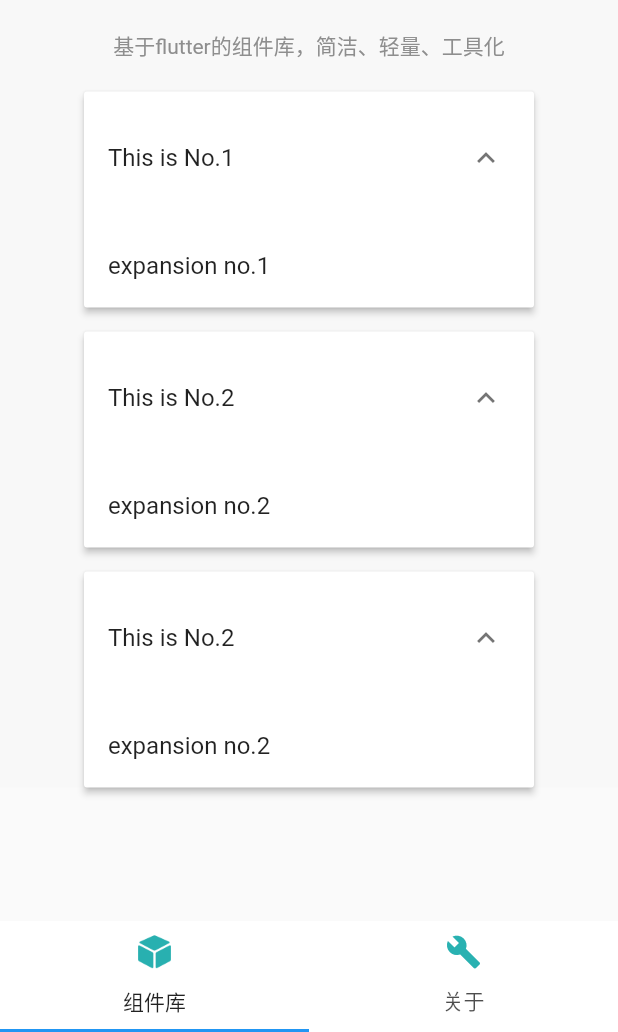
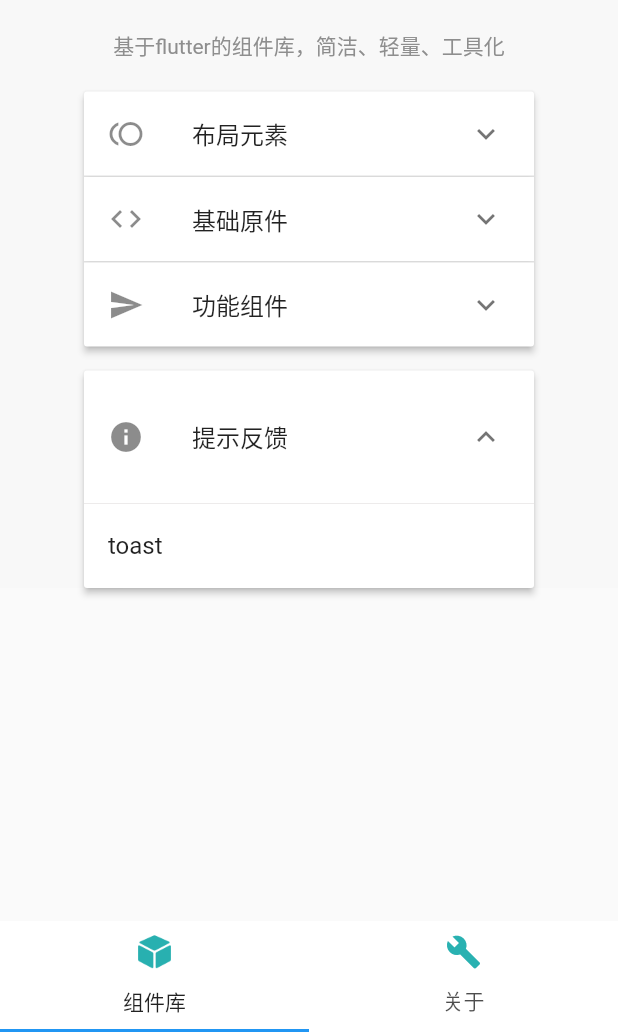
Before and after one commit to zhoushaw/minui, a Flutter app: the screen it shows after launch, on a phone screen of 412 x 824 dp, the part 204-1236 px from its top. Run offline on Flutter 3.47's test engine with Material 2 defaults, Android fonts, the phone set to English and light mode, and no system bars.

Commit message:
feat: 新增路由页

```diff
--- a/example/lib/main.dart
+++ b/example/lib/main.dart
@@ -1,6 +1,7 @@
 import 'package:flutter/material.dart';
 import './tabs/home.dart';
 import './tabs/about.dart';
+import './toast.dart';
 
 
 void main() => runApp(MyApp());
@@ -13,6 +14,9 @@ class MyApp extends StatelessWidget {
       theme: ThemeData(
         primaryColor: Colors.white,
       ),
+      routes: {
+        'toast': (context)=>Toast()
+      },
       home: MyHomePage(title: 'MinUI'),
     );
   }
--- a/example/lib/tabs/home.dart
+++ b/example/lib/tabs/home.dart
@@ -9,22 +9,57 @@ class Home extends StatefulWidget {
 
 class _HomeState extends State<Home> {
 
-  List mList = new List();
-
+  List comps = new List();
   @override
   void initState() {
     super.initState();
-    mList.add(1);
-    mList.add(2);
-    mList.add(2);
+    comps = [
+      {
+        "title": '布局元素',
+        "leading": Icon(Icons.toll),
+        "child": [
+          {"title": '待补充....',"route": ""}
+        ],
+        "isExpanded": false
+      },
+      {
+        "title": '基础原件',
+        "leading": Icon(Icons.code),
+        "child": [
+          {"title": 'toast',"route": "toast"}
+        ],
+        "isExpanded": false
+      },
+      {
+        "title": '功能组件',
+        "leading": Icon(Icons.send),
+        "child": [
+          {"title": 'toast',"route": "toast"}
+        ],
+        "isExpanded": false
+      },
+      {
+        "title": '提示反馈',
+        "leading": Icon(Icons.info),
+        "child": [
+          {"title": 'toast',"route": "toast"}
+        ],
+        "isExpanded": true
+      },
+    ];
   }
 
-
+  Widget getListTile(item) {
+      return ListTile(
+        title: Text(item['title'])
+      );
+  }
 
   @override
   Widget build(BuildContext context) {
     return SingleChildScrollView(
       child: Container(
+        margin: EdgeInsets.only(bottom: 20),
         color: Color(0xFFf8f8f8),
         child: Column(
           crossAxisAlignment: CrossAxisAlignment.center,
@@ -43,21 +78,49 @@ class _HomeState extends State<Home> {
               ),
               child: ExpansionPanelList(
                 expansionCallback: (index,bol){
+                  if (comps[index]["isExpanded"]==true&&bol) return;
                   //调用内部方法
-                  // _setCurrentIndex(index, bol);
+                  setState(() {
+                    var i = 0;
+                    // 其他展开全部关闭
+                    comps.forEach((item){
+                      if (i!=index) comps[i]["isExpanded"] = false;
+                      i = i+1;
+                    });
+                    comps[index]["isExpanded"] = !bol;
+                  });
                 },
-                children: mList.map((index){
+                children: comps.map((item){
                     //返回一个组成的ExpansionPanel
                     return ExpansionPanel(
                       headerBuilder: (context,isExpanded){
                         return ListTile(
-                          title: Text('This is No.$index'),
+                          leading: item['leading'],
+                          title: Text(item['title'])
                         );
                       },
-                      body: ListTile(
-                        title: Text('expansion no.$index'),
+                      body: Container(
+                        child: Column(
+                          children:  List<Widget>.from(item['child'].map((child){
+                            return Container(
+                              decoration: BoxDecoration(
+                                border: Border(top: BorderSide(width: 1,color: Color(0xFFedebeb)))
+                              ),
+                              child: GestureDetector(
+                                onTap: (){
+                                  if (child['route']=='') return;
+                                  Navigator.pushNamed(context, child['route']);
+                                },
+                                child: ListTile(
+                                  title: Text(child['title'])
+                                ),
+                              ),
+                            );
+                          }))
+                        ),
                       ),
-                      isExpanded: true
+                      isExpanded: item["isExpanded"],
+                      canTapOnHeader: true
                     );
                 }).toList()
               )
--- /dev/null
+++ b/example/lib/toast.dart
@@ -0,0 +1,17 @@
+import 'package:flutter/material.dart';
+
+class Toast extends StatefulWidget {
+  Toast({Key key}) : super(key: key);
+
+  @override
+  _ToastState createState() => _ToastState();
+}
+
+class _ToastState extends State<Toast> {
+  @override
+  Widget build(BuildContext context) {
+    return Container(
+       child: Text('1'),
+    );
+  }
+}
```
